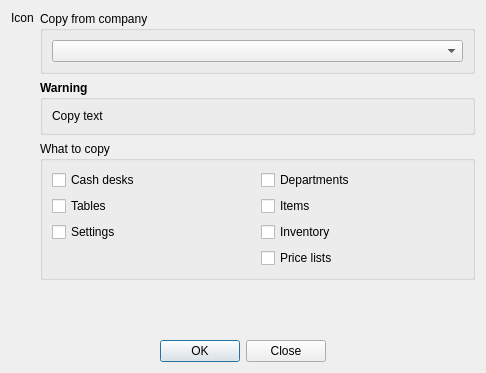
Before: the Qt Designer form App/Ui/CopyToolDialog.ui in paolodestefani/pySagra, drawn with Qt 5.
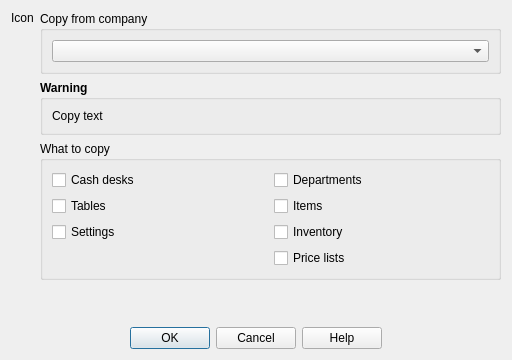
After: the same form once the commit is applied.

Commit message: Tools: Cancel as default and focused after a run, help button; macOS keyboard note in the help

What changed in the file:
```diff
--- a/App/Ui/CopyToolDialog.ui
+++ b/App/Ui/CopyToolDialog.ui
@@ -6,8 +6,8 @@
    <rect>
     <x>0</x>
     <y>0</y>
-    <width>486</width>
-    <height>373</height>
+    <width>512</width>
+    <height>360</height>
    </rect>
   </property>
   <property name="windowTitle">
@@ -168,7 +168,7 @@
       <enum>Qt::Orientation::Horizontal</enum>
      </property>
      <property name="standardButtons">
-      <set>QDialogButtonBox::StandardButton::Close|QDialogButtonBox::StandardButton::Ok</set>
+      <set>QDialogButtonBox::StandardButton::Cancel|QDialogButtonBox::StandardButton::Help|QDialogButtonBox::StandardButton::Ok</set>
      </property>
      <property name="centerButtons">
       <bool>true</bool>
```
Left out of the diff: 16 changed lines with no effect on the pictures. The commit also changes 10 other files.
